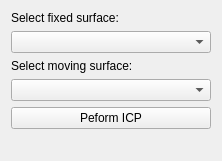
Before: the Qt Designer form Examples/Plugins/org.mitk.example.gui.icpregistration/src/internal/IterativeClosestPointRegistrationControls.ui in MITK/MITK, drawn with Qt 5.
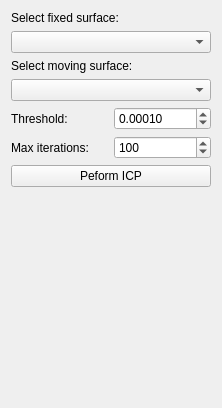
After: the same form once the commit is applied. Custom widgets are drawn as their Qt base class.

Commit message: Added UI elements for max interations and threshold

Diff of the .ui file:
```diff
--- a/Examples/Plugins/org.mitk.example.gui.icpregistration/src/internal/IterativeClosestPointRegistrationControls.ui
+++ b/Examples/Plugins/org.mitk.example.gui.icpregistration/src/internal/IterativeClosestPointRegistrationControls.ui
@@ -7,7 +7,7 @@
     <x>0</x>
     <y>0</y>
     <width>222</width>
-    <height>161</height>
+    <height>408</height>
    </rect>
   </property>
   <property name="minimumSize">
@@ -40,6 +40,54 @@
    <item>
     <widget class="QmitkDataStorageComboBox" name="m_comboBoxMovingSurface"/>
    </item>
+   <item>
+    <layout class="QHBoxLayout" name="horizontalLayout_2">
+     <item>
+      <widget class="QLabel" name="label_4">
+       <property name="text">
+        <string>Threshold:</string>
+       </property>
+      </widget>
+     </item>
+     <item>
+      <widget class="QDoubleSpinBox" name="m_threshold">
+       <property name="decimals">
+        <number>5</number>
+       </property>
+       <property name="singleStep">
+        <double>0.000100000000000</double>
+       </property>
+       <property name="value">
+        <double>0.000100000000000</double>
+       </property>
+      </widget>
+     </item>
+    </layout>
+   </item>
+   <item>
+    <layout class="QHBoxLayout" name="horizontalLayout">
+     <item>
+      <widget class="QLabel" name="label_3">
+       <property name="text">
+        <string>Max iterations:</string>
+       </property>
+      </widget>
+     </item>
+     <item>
+      <widget class="QSpinBox" name="m_maxIterations">
+       <property name="minimum">
+        <number>1</number>
+       </property>
+       <property name="maximum">
+        <number>99999999</number>
+       </property>
+       <property name="value">
+        <number>100</number>
+       </property>
+      </widget>
+     </item>
+    </layout>
+   </item>
    <item>
     <widget class="QPushButton" name="m_performICP">
      <property name="text">
```
The commit also changes 1 other file.
